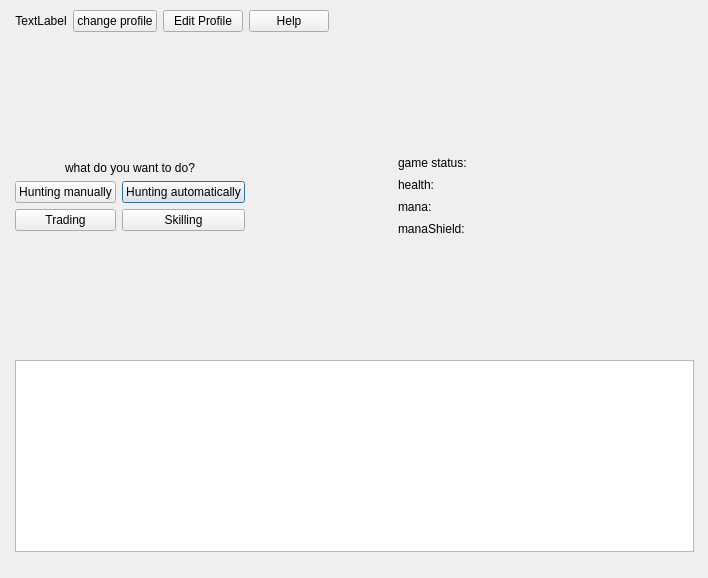
The window that sources/MainMenu.ui (Groundy/CrackerJack) describes before a commit, drawn with Qt 5.
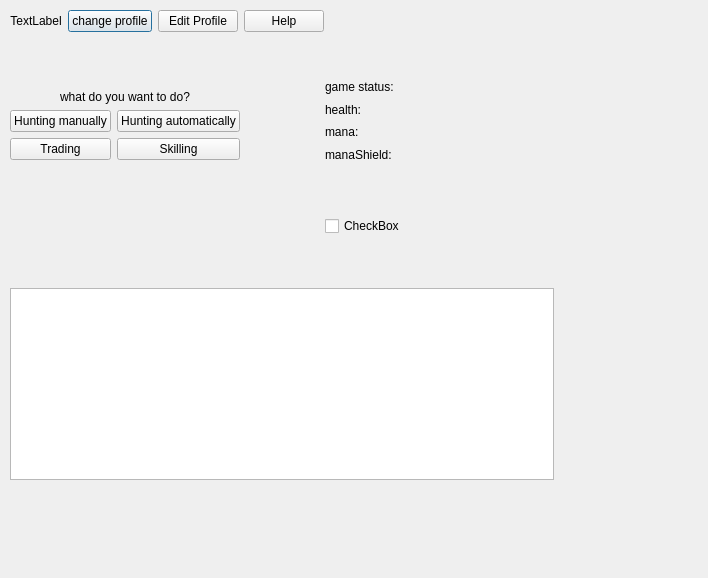
The same window after the commit.

Commit message: dodanie dodatkowego opoznienia w uzywaniu mana potionow

Diff of the .ui file:
```diff
--- a/sources/MainMenu.ui
+++ b/sources/MainMenu.ui
@@ -36,202 +36,12 @@
     <rect>
      <x>-1</x>
      <y>-1</y>
-     <width>711</width>
-     <height>581</height>
+     <width>566</width>
+     <height>509</height>
     </rect>
    </property>
    <layout class="QGridLayout" name="gridLayout">
-    <item row="3" column="3" rowspan="8">
-     <spacer name="horizontalSpacer_5">
-      <property name="orientation">
-       <enum>Qt::Horizontal</enum>
-      </property>
-      <property name="sizeHint" stdset="0">
-       <size>
-        <width>40</width>
-        <height>20</height>
-       </size>
-      </property>
-     </spacer>
-    </item>
-    <item row="3" column="5" rowspan="8">
-     <spacer name="horizontalSpacer">
-      <property name="orientation">
-       <enum>Qt::Horizontal</enum>
-      </property>
-      <property name="sizeHint" stdset="0">
-       <size>
-        <width>40</width>
-        <height>20</height>
-       </size>
-      </property>
-     </spacer>
-    </item>
-    <item row="11" column="3" colspan="3">
-     <spacer name="verticalSpacer_4">
-      <property name="orientation">
-       <enum>Qt::Vertical</enum>
-      </property>
-      <property name="sizeHint" stdset="0">
-       <size>
-        <width>20</width>
-        <height>40</height>
-       </size>
-      </property>
-     </spacer>
-    </item>
-    <item row="5" column="1" rowspan="4" colspan="2">
-     <layout class="QGridLayout" name="gridLayout_2">
-      <item row="2" column="2">
-       <widget class="QPushButton" name="huntAutomaticallyButton">
-        <property name="text">
-         <string>Hunting automatically</string>
-        </property>
-       </widget>
-      </item>
-      <item row="3" column="2">
-       <widget class="QPushButton" name="skillingButton">
-        <property name="text">
-         <string>Skilling</string>
-        </property>
-       </widget>
-      </item>
-      <item row="2" column="1">
-       <widget class="QPushButton" name="huntMannuallyButton">
-        <property name="text">
-         <string>Hunting manually</string>
-        </property>
-       </widget>
-      </item>
-      <item row="3" column="1">
-       <widget class="QPushButton" name="tradingButton">
-        <property name="text">
-         <string>Trading</string>
-        </property>
-       </widget>
-      </item>
-     </layout>
-    </item>
-    <item row="10" column="1" rowspan="2" colspan="2">
-     <spacer name="verticalSpacer_2">
-      <property name="orientation">
-       <enum>Qt::Vertical</enum>
-      </property>
-      <property name="sizeHint" stdset="0">
-       <size>
-        <width>20</width>
-        <height>40</height>
-       </size>
-      </property>
-     </spacer>
-    </item>
-    <item row="1" column="6" rowspan="13">
-     <spacer name="horizontalSpacer_4">
-      <property name="orientation">
-       <enum>Qt::Horizontal</enum>
-      </property>
-      <property name="sizeType">
-       <enum>QSizePolicy::Maximum</enum>
-      </property>
-      <property name="sizeHint" stdset="0">
-       <size>
-        <width>5</width>
-        <height>20</height>
-       </size>
-      </property>
-     </spacer>
-    </item>
-    <item row="3" column="4" rowspan="8">
-     <layout class="QGridLayout" name="gridLayout_5">
-      <item row="0" column="0">
-       <widget class="QLabel" name="gameActiveLabel">
-        <property name="sizePolicy">
-         <sizepolicy hsizetype="Minimum" vsizetype="Preferred">
-          <horstretch>0</horstretch>
-          <verstretch>0</verstretch>
-         </sizepolicy>
-        </property>
-        <property name="minimumSize">
-         <size>
-          <width>150</width>
-          <height>0</height>
-         </size>
-        </property>
-        <property name="text">
-         <string>game status: </string>
-        </property>
-       </widget>
-      </item>
-      <item row="1" column="0">
-       <widget class="QLabel" name="healthInfoLabel">
-        <property name="sizePolicy">
-         <sizepolicy hsizetype="Minimum" vsizetype="Preferred">
-          <horstretch>0</horstretch>
-          <verstretch>0</verstretch>
-         </sizepolicy>
-        </property>
-        <property name="minimumSize">
-         <size>
-          <width>150</width>
-          <height>0</height>
-         </size>
-        </property>
-        <property name="text">
-         <string>health: </string>
-        </property>
-       </widget>
-      </item>
-      <item row="2" column="0">
-       <widget class="QLabel" name="manaInfoLabel">
-        <property name="sizePolicy">
-         <sizepolicy hsizetype="Minimum" vsizetype="Preferred">
-          <horstretch>0</horstretch>
-          <verstretch>0</verstretch>
-         </sizepolicy>
-        </property>
-        <property name="minimumSize">
-         <size>
-          <width>150</width>
-          <height>0</height>
-         </size>
-        </property>
-        <property name="text">
-         <string>mana: </string>
-        </property>
-       </widget>
-      </item>
-      <item row="3" column="0">
-       <widget class="QLabel" name="manaShieldLabel">
-        <property name="sizePolicy">
-         <sizepolicy hsizetype="Minimum" vsizetype="Preferred">
-          <horstretch>0</horstretch>
-          <verstretch>0</verstretch>
-         </sizepolicy>
-        </property>
-        <property name="minimumSize">
-         <size>
-          <width>150</width>
-          <height>0</height>
-         </size>
-        </property>
-        <property name="text">
-         <string>manaShield: </string>
-        </property>
-       </widget>
-      </item>
-     </layout>
-    </item>
-    <item row="4" column="1" colspan="2">
-     <widget class="QLabel" name="infoLabel">
-      <property name="text">
-       <string>what do you want to do?</string>
-      </property>
-      <property name="alignment">
-       <set>Qt::AlignCenter</set>
-      </property>
-     </widget>
-    </item>
-    <item row="1" column="0" rowspan="14">
+    <item row="1" column="0" rowspan="18">
      <spacer name="horizontalSpacer_3">
       <property name="orientation">
        <enum>Qt::Horizontal</enum>
@@ -247,16 +57,18 @@
       </property>
      </spacer>
     </item>
-    <item row="12" column="1" colspan="5">
-     <widget class="QTextBrowser" name="textBrowser">
-      <property name="html">
-       <string>&lt;!DOCTYPE HTML PUBLIC &quot;-//W3C//DTD HTML 4.0//EN&quot; &quot;http://www.w3.org/TR/REC-html40/strict.dtd&quot;&gt;
-&lt;html&gt;&lt;head&gt;&lt;meta name=&quot;qrichtext&quot; content=&quot;1&quot; /&gt;&lt;style type=&quot;text/css&quot;&gt;
-p, li { white-space: pre-wrap; }
-&lt;/style&gt;&lt;/head&gt;&lt;body style=&quot; font-family:'MS Shell Dlg 2'; font-size:8.25pt; font-weight:400; font-style:normal;&quot;&gt;
-&lt;p style=&quot;-qt-paragraph-type:empty; margin-top:0px; margin-bottom:0px; margin-left:0px; margin-right:0px; -qt-block-indent:0; text-indent:0px;&quot;&gt;&lt;br /&gt;&lt;/p&gt;&lt;/body&gt;&lt;/html&gt;</string>
+    <item row="13" column="3" colspan="3">
+     <spacer name="verticalSpacer_6">
+      <property name="orientation">
+       <enum>Qt::Vertical</enum>
       </property>
-     </widget>
+      <property name="sizeHint" stdset="0">
+       <size>
+        <width>20</width>
+        <height>40</height>
+       </size>
+      </property>
+     </spacer>
     </item>
     <item row="1" column="1" colspan="5">
      <layout class="QHBoxLayout" name="horizontalLayout">
@@ -324,7 +136,33 @@
       </item>
      </layout>
     </item>
-    <item row="14" column="1" colspan="5">
+    <item row="3" column="3" rowspan="10">
+     <spacer name="horizontalSpacer_5">
+      <property name="orientation">
+       <enum>Qt::Horizontal</enum>
+      </property>
+      <property name="sizeHint" stdset="0">
+       <size>
+        <width>40</width>
+        <height>20</height>
+       </size>
+      </property>
+     </spacer>
+    </item>
+    <item row="3" column="5" rowspan="10">
+     <spacer name="horizontalSpacer">
+      <property name="orientation">
+       <enum>Qt::Horizontal</enum>
+      </property>
+      <property name="sizeHint" stdset="0">
+       <size>
+        <width>40</width>
+        <height>20</height>
+       </size>
+      </property>
+     </spacer>
+    </item>
+    <item row="18" column="1" colspan="5">
      <spacer name="verticalSpacer_3">
       <property name="orientation">
        <enum>Qt::Vertical</enum>
@@ -340,8 +178,21 @@
       </property>
      </spacer>
     </item>
-    <item row="2" column="1" rowspan="2" colspan="2">
-     <spacer name="verticalSpacer">
+    <item row="14" column="3">
+     <spacer name="horizontalSpacer_7">
+      <property name="orientation">
+       <enum>Qt::Horizontal</enum>
+      </property>
+      <property name="sizeHint" stdset="0">
+       <size>
+        <width>40</width>
+        <height>20</height>
+       </size>
+      </property>
+     </spacer>
+    </item>
+    <item row="15" column="3" colspan="3">
+     <spacer name="verticalSpacer_4">
       <property name="orientation">
        <enum>Qt::Vertical</enum>
       </property>
@@ -355,6 +206,208 @@
     </item>
     <item row="2" column="3" colspan="3">
      <spacer name="verticalSpacer_5">
+      <property name="orientation">
+       <enum>Qt::Vertical</enum>
+      </property>
+      <property name="sizeType">
+       <enum>QSizePolicy::Maximum</enum>
+      </property>
+      <property name="sizeHint" stdset="0">
+       <size>
+        <width>20</width>
+        <height>40</height>
+       </size>
+      </property>
+     </spacer>
+    </item>
+    <item row="1" column="6" rowspan="17">
+     <spacer name="horizontalSpacer_4">
+      <property name="orientation">
+       <enum>Qt::Horizontal</enum>
+      </property>
+      <property name="sizeType">
+       <enum>QSizePolicy::Maximum</enum>
+      </property>
+      <property name="sizeHint" stdset="0">
+       <size>
+        <width>5</width>
+        <height>20</height>
+       </size>
+      </property>
+     </spacer>
+    </item>
+    <item row="14" column="5">
+     <spacer name="horizontalSpacer_6">
+      <property name="orientation">
+       <enum>Qt::Horizontal</enum>
+      </property>
+      <property name="sizeHint" stdset="0">
+       <size>
+        <width>40</width>
+        <height>20</height>
+       </size>
+      </property>
+     </spacer>
+    </item>
+    <item row="14" column="4">
+     <layout class="QVBoxLayout" name="verticalLayout_2">
+      <item>
+       <widget class="QCheckBox" name="checkBox">
+        <property name="text">
+         <string>CheckBox</string>
+        </property>
+       </widget>
+      </item>
+     </layout>
+    </item>
+    <item row="16" column="1" colspan="5">
+     <widget class="QTextBrowser" name="textBrowser">
+      <property name="html">
+       <string>&lt;!DOCTYPE HTML PUBLIC &quot;-//W3C//DTD HTML 4.0//EN&quot; &quot;http://www.w3.org/TR/REC-html40/strict.dtd&quot;&gt;
+&lt;html&gt;&lt;head&gt;&lt;meta name=&quot;qrichtext&quot; content=&quot;1&quot; /&gt;&lt;style type=&quot;text/css&quot;&gt;
+p, li { white-space: pre-wrap; }
+&lt;/style&gt;&lt;/head&gt;&lt;body style=&quot; font-family:'MS Shell Dlg 2'; font-size:8.25pt; font-weight:400; font-style:normal;&quot;&gt;
+&lt;p style=&quot;-qt-paragraph-type:empty; margin-top:0px; margin-bottom:0px; margin-left:0px; margin-right:0px; -qt-block-indent:0; text-indent:0px;&quot;&gt;&lt;br /&gt;&lt;/p&gt;&lt;/body&gt;&lt;/html&gt;</string>
+      </property>
+     </widget>
+    </item>
+    <item row="7" column="1" rowspan="4" colspan="2">
+     <layout class="QGridLayout" name="gridLayout_2">
+      <item row="3" column="1">
+       <widget class="QPushButton" name="tradingButton">
+        <property name="text">
+         <string>Trading</string>
+        </property>
+       </widget>
+      </item>
+      <item row="2" column="1">
+       <widget class="QPushButton" name="huntMannuallyButton">
+        <property name="text">
+         <string>Hunting manually</string>
+        </property>
+       </widget>
+      </item>
+      <item row="2" column="2">
+       <widget class="QPushButton" name="huntAutomaticallyButton">
+        <property name="text">
+         <string>Hunting automatically</string>
+        </property>
+       </widget>
+      </item>
+      <item row="3" column="2">
+       <widget class="QPushButton" name="skillingButton">
+        <property name="text">
+         <string>Skilling</string>
+        </property>
+       </widget>
+      </item>
+      <item row="0" column="1" colspan="2">
+       <widget class="QLabel" name="infoLabel">
+        <property name="text">
+         <string>what do you want to do?</string>
+        </property>
+        <property name="alignment">
+         <set>Qt::AlignCenter</set>
+        </property>
+       </widget>
+      </item>
+     </layout>
+    </item>
+    <item row="3" column="4" rowspan="10">
+     <layout class="QGridLayout" name="gridLayout_5">
+      <item row="3" column="0">
+       <widget class="QLabel" name="manaShieldLabel">
+        <property name="sizePolicy">
+         <sizepolicy hsizetype="Minimum" vsizetype="Preferred">
+          <horstretch>0</horstretch>
+          <verstretch>0</verstretch>
+         </sizepolicy>
+        </property>
+        <property name="minimumSize">
+         <size>
+          <width>150</width>
+          <height>0</height>
+         </size>
+        </property>
+        <property name="text">
+         <string>manaShield: </string>
+        </property>
+       </widget>
+      </item>
+      <item row="1" column="0">
+       <widget class="QLabel" name="healthInfoLabel">
+        <property name="sizePolicy">
+         <sizepolicy hsizetype="Minimum" vsizetype="Preferred">
+          <horstretch>0</horstretch>
+          <verstretch>0</verstretch>
+         </sizepolicy>
+        </property>
+        <property name="minimumSize">
+         <size>
+          <width>150</width>
+          <height>0</height>
+         </size>
+        </property>
+        <property name="text">
+         <string>health: </string>
+        </property>
+       </widget>
+      </item>
+      <item row="0" column="0">
+       <widget class="QLabel" name="gameActiveLabel">
+        <property name="sizePolicy">
+         <sizepolicy hsizetype="Minimum" vsizetype="Preferred">
+          <horstretch>0</horstretch>
+          <verstretch>0</verstretch>
+         </sizepolicy>
+        </property>
+        <property name="minimumSize">
+         <size>
+          <width>150</width>
+          <height>0</height>
+         </size>
+        </property>
+        <property name="text">
+         <string>game status: </string>
+        </property>
+       </widget>
+      </item>
+      <item row="2" column="0">
+       <widget class="QLabel" name="manaInfoLabel">
+        <property name="sizePolicy">
+         <sizepolicy hsizetype="Minimum" vsizetype="Preferred">
+          <horstretch>0</horstretch>
+          <verstretch>0</verstretch>
+         </sizepolicy>
+        </property>
+        <property name="minimumSize">
+         <size>
+          <width>150</width>
+          <height>0</height>
+         </size>
+        </property>
+        <property name="text">
+         <string>mana: </string>
+        </property>
+       </widget>
+      </item>
+     </layout>
+    </item>
+    <item row="2" column="1" rowspan="5" colspan="2">
+     <spacer name="verticalSpacer">
+      <property name="orientation">
+       <enum>Qt::Vertical</enum>
+      </property>
+      <property name="sizeHint" stdset="0">
+       <size>
+        <width>20</width>
+        <height>40</height>
+       </size>
+      </property>
+     </spacer>
+    </item>
+    <item row="11" column="1" rowspan="5" colspan="2">
+     <spacer name="verticalSpacer_2">
       <property name="orientation">
        <enum>Qt::Vertical</enum>
       </property>
```
The commit also changes 2 other files.
